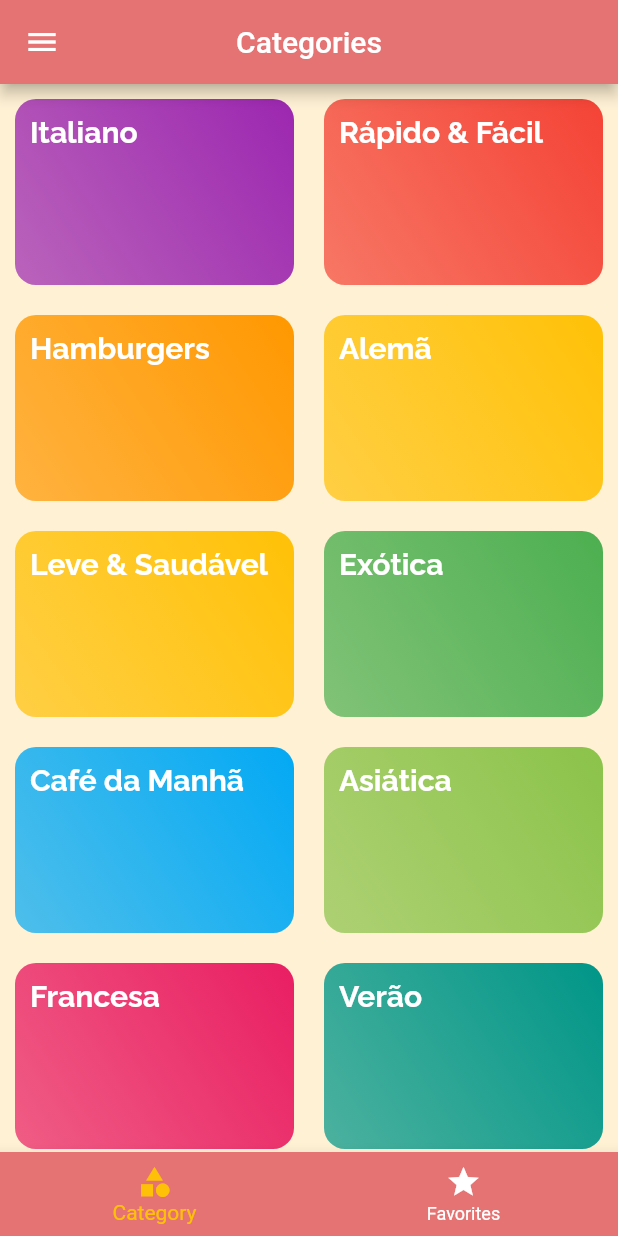
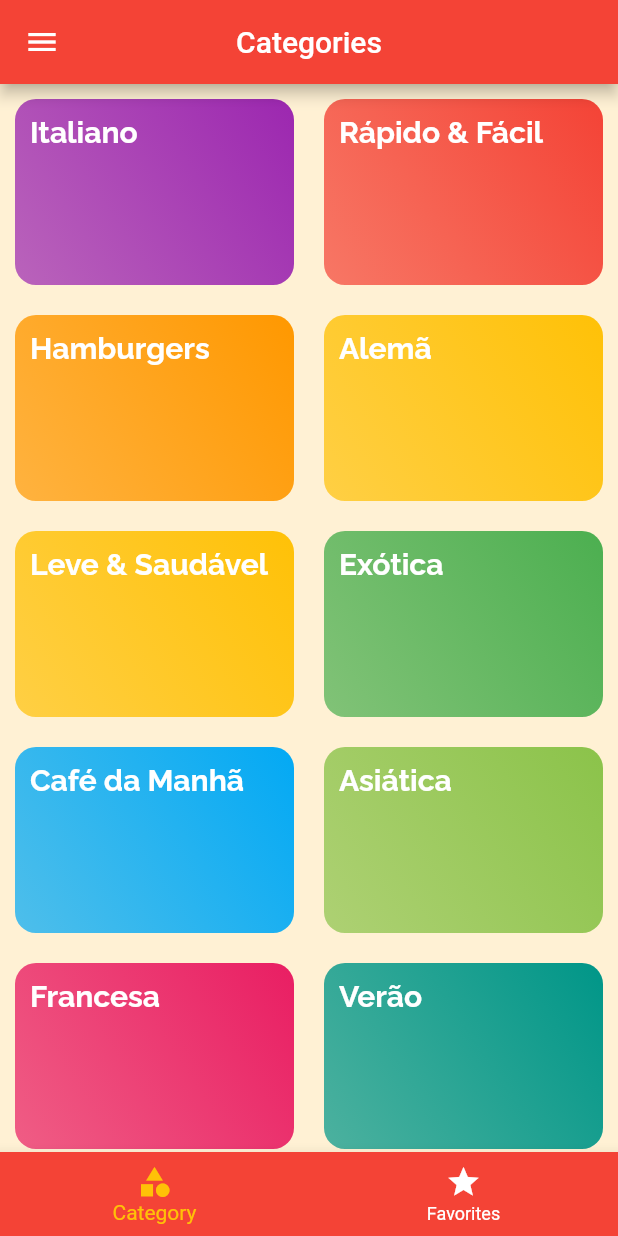
Before and after one commit to lnxdxtf/mealAppFlutter, a Flutter app: the screen it shows after launch, on a phone screen of 412 x 824 dp. Run offline on Flutter 3.47's test engine with Material 2 defaults, Android fonts, the phone set to English and light mode, and no system bars; our stand-ins replace google_fonts.

Commit message:
teste webhook

```diff
--- a/lib/app.dart
+++ b/lib/app.dart
@@ -58,7 +58,7 @@ class _MealAppState extends State<MealApp> {
       theme: thm1.copyWith(
         canvasColor: const Color.fromRGBO(255, 241, 212, 1),
         colorScheme: thm1.colorScheme.copyWith(
-            primary: Colors.red.shade300,
+            primary: Colors.red.shade500,
             secondary: Colors.teal.shade300,
             tertiary: Colors.amber),
         textTheme: thm1.textTheme.copyWith(
```
